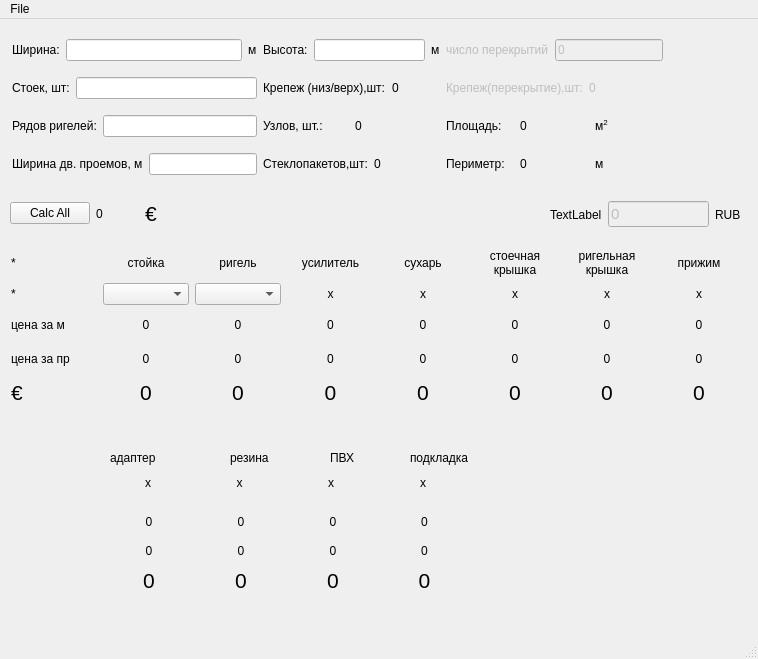
stogoff/facade, file main.ui: the form before one commit.
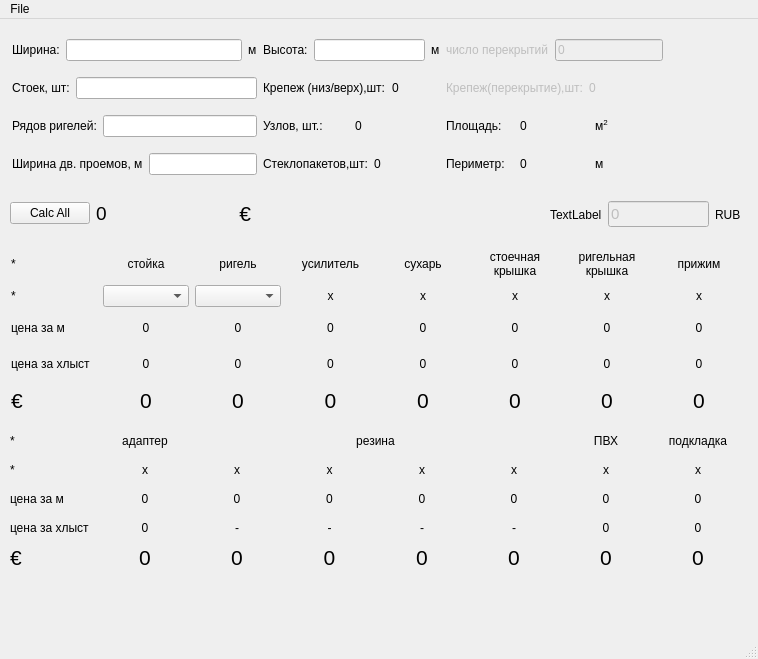
The form after the commit.

Commit message: calc adapters and rubber added

The edit to the form file:
```diff
--- a/main.ui
+++ b/main.ui
@@ -57,341 +57,13 @@
      </item>
     </layout>
    </widget>
-   <widget class="QLabel" name="label_52">
-    <property name="geometry">
-     <rect>
-      <x>110</x>
-      <y>430</y>
-      <width>67</width>
-      <height>17</height>
-     </rect>
-    </property>
-    <property name="text">
-     <string>адаптер</string>
-    </property>
-   </widget>
-   <widget class="QLabel" name="label_53">
-    <property name="geometry">
-     <rect>
-      <x>230</x>
-      <y>430</y>
-      <width>67</width>
-      <height>17</height>
-     </rect>
-    </property>
-    <property name="text">
-     <string>резина</string>
-    </property>
-   </widget>
-   <widget class="QLabel" name="label_54">
-    <property name="geometry">
-     <rect>
-      <x>330</x>
-      <y>430</y>
-      <width>67</width>
-      <height>17</height>
-     </rect>
-    </property>
-    <property name="text">
-     <string>ПВХ</string>
-    </property>
-   </widget>
-   <widget class="QLabel" name="label_55">
-    <property name="geometry">
-     <rect>
-      <x>410</x>
-      <y>430</y>
-      <width>81</width>
-      <height>17</height>
-     </rect>
-    </property>
-    <property name="text">
-     <string>подкладка</string>
-    </property>
-   </widget>
-   <widget class="QLabel" name="label_sum8">
-    <property name="geometry">
-     <rect>
-      <x>198</x>
-      <y>549</y>
-      <width>86</width>
-      <height>24</height>
-     </rect>
-    </property>
-    <property name="font">
-     <font>
-      <pointsize>16</pointsize>
-     </font>
-    </property>
-    <property name="text">
-     <string>0</string>
-    </property>
-    <property name="alignment">
-     <set>Qt::AlignCenter</set>
-    </property>
-   </widget>
-   <widget class="QLabel" name="label_38">
-    <property name="geometry">
-     <rect>
-      <x>198</x>
-      <y>520</y>
-      <width>86</width>
-      <height>23</height>
-     </rect>
-    </property>
-    <property name="text">
-     <string>0</string>
-    </property>
-    <property name="alignment">
-     <set>Qt::AlignCenter</set>
-    </property>
-   </widget>
-   <widget class="QLabel" name="label_41">
-    <property name="geometry">
-     <rect>
-      <x>106</x>
-      <y>491</y>
-      <width>86</width>
-      <height>23</height>
-     </rect>
-    </property>
-    <property name="text">
-     <string>0</string>
-    </property>
-    <property name="alignment">
-     <set>Qt::AlignCenter</set>
-    </property>
-   </widget>
-   <widget class="QLabel" name="label_sum7">
-    <property name="geometry">
-     <rect>
-      <x>106</x>
-      <y>549</y>
-      <width>86</width>
-      <height>24</height>
-     </rect>
-    </property>
-    <property name="font">
-     <font>
-      <pointsize>16</pointsize>
-     </font>
-    </property>
-    <property name="text">
-     <string>0</string>
-    </property>
-    <property name="alignment">
-     <set>Qt::AlignCenter</set>
-    </property>
-   </widget>
-   <widget class="QLabel" name="label_56">
-    <property name="geometry">
-     <rect>
-      <x>382</x>
-      <y>491</y>
-      <width>85</width>
-      <height>23</height>
-     </rect>
-    </property>
-    <property name="text">
-     <string>0</string>
-    </property>
-    <property name="alignment">
-     <set>Qt::AlignCenter</set>
-    </property>
-   </widget>
-   <widget class="QLabel" name="label_sum9">
-    <property name="geometry">
-     <rect>
-      <x>290</x>
-      <y>549</y>
-      <width>86</width>
-      <height>24</height>
-     </rect>
-    </property>
-    <property name="font">
-     <font>
-      <pointsize>16</pointsize>
-     </font>
-    </property>
-    <property name="text">
-     <string>0</string>
-    </property>
-    <property name="alignment">
-     <set>Qt::AlignCenter</set>
-    </property>
-   </widget>
-   <widget class="QLabel" name="label_sum10">
-    <property name="geometry">
-     <rect>
-      <x>382</x>
-      <y>549</y>
-      <width>85</width>
-      <height>24</height>
-     </rect>
-    </property>
-    <property name="font">
-     <font>
-      <pointsize>16</pointsize>
-     </font>
-    </property>
-    <property name="text">
-     <string>0</string>
-    </property>
-    <property name="alignment">
-     <set>Qt::AlignCenter</set>
-    </property>
-   </widget>
-   <widget class="QLabel" name="label_44">
-    <property name="geometry">
-     <rect>
-      <x>106</x>
-      <y>520</y>
-      <width>86</width>
-      <height>23</height>
-     </rect>
-    </property>
-    <property name="text">
-     <string>0</string>
-    </property>
-    <property name="alignment">
-     <set>Qt::AlignCenter</set>
-    </property>
-   </widget>
-   <widget class="QLabel" name="label_57">
-    <property name="geometry">
-     <rect>
-      <x>382</x>
-      <y>520</y>
-      <width>85</width>
-      <height>23</height>
-     </rect>
-    </property>
-    <property name="text">
-     <string>0</string>
-    </property>
-    <property name="alignment">
-     <set>Qt::AlignCenter</set>
-    </property>
-   </widget>
-   <widget class="QLabel" name="label_46">
-    <property name="geometry">
-     <rect>
-      <x>198</x>
-      <y>491</y>
-      <width>86</width>
-      <height>23</height>
-     </rect>
-    </property>
-    <property name="text">
-     <string>0</string>
-    </property>
-    <property name="alignment">
-     <set>Qt::AlignCenter</set>
-    </property>
-   </widget>
-   <widget class="QLabel" name="label_58">
-    <property name="geometry">
-     <rect>
-      <x>290</x>
-      <y>491</y>
-      <width>86</width>
-      <height>23</height>
-     </rect>
-    </property>
-    <property name="text">
-     <string>0</string>
-    </property>
-    <property name="alignment">
-     <set>Qt::AlignCenter</set>
-    </property>
-   </widget>
-   <widget class="QLabel" name="label_59">
-    <property name="geometry">
-     <rect>
-      <x>290</x>
-      <y>520</y>
-      <width>86</width>
-      <height>23</height>
-     </rect>
-    </property>
-    <property name="text">
-     <string>0</string>
-    </property>
-    <property name="alignment">
-     <set>Qt::AlignCenter</set>
-    </property>
-   </widget>
-   <widget class="QLabel" name="label_60">
-    <property name="geometry">
-     <rect>
-      <x>197</x>
-      <y>450</y>
-      <width>85</width>
-      <height>27</height>
-     </rect>
-    </property>
-    <property name="text">
-     <string>x</string>
-    </property>
-    <property name="alignment">
-     <set>Qt::AlignCenter</set>
-    </property>
-   </widget>
-   <widget class="QLabel" name="label_61">
-    <property name="geometry">
-     <rect>
-      <x>105</x>
-      <y>450</y>
-      <width>86</width>
-      <height>27</height>
-     </rect>
-    </property>
-    <property name="text">
-     <string>x</string>
-    </property>
-    <property name="alignment">
-     <set>Qt::AlignCenter</set>
-    </property>
-   </widget>
-   <widget class="QLabel" name="label_62">
-    <property name="geometry">
-     <rect>
-      <x>288</x>
-      <y>450</y>
-      <width>86</width>
-      <height>27</height>
-     </rect>
-    </property>
-    <property name="text">
-     <string>x</string>
-    </property>
-    <property name="alignment">
-     <set>Qt::AlignCenter</set>
-    </property>
-   </widget>
-   <widget class="QLabel" name="label_63">
-    <property name="geometry">
-     <rect>
-      <x>380</x>
-      <y>450</y>
-      <width>86</width>
-      <height>27</height>
-     </rect>
-    </property>
-    <property name="text">
-     <string>x</string>
-    </property>
-    <property name="alignment">
-     <set>Qt::AlignCenter</set>
-    </property>
-   </widget>
    <widget class="QWidget" name="layoutWidget">
     <property name="geometry">
      <rect>
       <x>11</x>
       <y>230</y>
       <width>731</width>
-      <height>157</height>
+      <height>166</height>
      </rect>
     </property>
     <layout class="QGridLayout" name="gridLayout">
@@ -604,6 +276,13 @@
        </property>
       </widget>
      </item>
+     <item row="3" column="0">
+      <widget class="QLabel" name="label_10">
+       <property name="text">
+        <string>цена за хлыст</string>
+       </property>
+      </widget>
+     </item>
      <item row="2" column="6">
       <widget class="QLabel" name="label_35">
        <property name="text">
@@ -624,13 +303,6 @@
        </property>
       </widget>
      </item>
-     <item row="3" column="0">
-      <widget class="QLabel" name="label_10">
-       <property name="text">
-        <string>цена за пр</string>
-       </property>
-      </widget>
-     </item>
      <item row="3" column="1">
       <widget class="QLabel" name="label_21">
        <property name="text">
@@ -1073,7 +745,7 @@
      <rect>
       <x>10</x>
       <y>180</y>
-      <width>178</width>
+      <width>241</width>
       <height>29</height>
      </rect>
     </property>
@@ -1087,6 +759,11 @@
      </item>
      <item>
       <widget class="QLabel" name="label_total">
+       <property name="font">
+        <font>
+         <pointsize>14</pointsize>
+        </font>
+       </property>
        <property name="text">
         <string>0</string>
        </property>
@@ -1102,6 +779,416 @@
        <property name="text">
         <string>€</string>
        </property>
+       <property name="alignment">
+        <set>Qt::AlignRight|Qt::AlignTrailing|Qt::AlignVCenter</set>
+       </property>
+      </widget>
+     </item>
+    </layout>
+   </widget>
+   <widget class="QWidget" name="">
+    <property name="geometry">
+     <rect>
+      <x>10</x>
+      <y>410</y>
+      <width>731</width>
+      <height>141</height>
+     </rect>
+    </property>
+    <layout class="QGridLayout" name="gridLayout_3">
+     <item row="4" column="2">
+      <widget class="QLabel" name="label_sum8">
+       <property name="font">
+        <font>
+         <pointsize>16</pointsize>
+        </font>
+       </property>
+       <property name="text">
+        <string>0</string>
+       </property>
+       <property name="alignment">
+        <set>Qt::AlignCenter</set>
+       </property>
+      </widget>
+     </item>
+     <item row="4" column="3">
+      <widget class="QLabel" name="label_sum8_2">
+       <property name="font">
+        <font>
+         <pointsize>16</pointsize>
+        </font>
+       </property>
+       <property name="text">
+        <string>0</string>
+       </property>
+       <property name="alignment">
+        <set>Qt::AlignCenter</set>
+       </property>
+      </widget>
+     </item>
+     <item row="3" column="6">
+      <widget class="QLabel" name="label_59">
+       <property name="text">
+        <string>0</string>
+       </property>
+       <property name="alignment">
+        <set>Qt::AlignCenter</set>
+       </property>
+      </widget>
+     </item>
+     <item row="3" column="7">
+      <widget class="QLabel" name="label_57">
+       <property name="text">
+        <string>0</string>
+       </property>
+       <property name="alignment">
+        <set>Qt::AlignCenter</set>
+       </property>
+      </widget>
+     </item>
+     <item row="4" column="0">
+      <widget class="QLabel" name="label_sum2_8">
+       <property name="font">
+        <font>
+         <pointsize>16</pointsize>
+        </font>
+       </property>
+       <property name="text">
+        <string>€</string>
+       </property>
+      </widget>
+     </item>
+     <item row="4" column="1">
+      <widget class="QLabel" name="label_sum7">
+       <property name="font">
+        <font>
+         <pointsize>16</pointsize>
+        </font>
+       </property>
+       <property name="text">
+        <string>0</string>
+       </property>
+       <property name="alignment">
+        <set>Qt::AlignCenter</set>
+       </property>
+      </widget>
+     </item>
+     <item row="0" column="0">
+      <widget class="QLabel" name="label_72">
+       <property name="text">
+        <string>*</string>
+       </property>
+      </widget>
+     </item>
+     <item row="1" column="3">
+      <widget class="QLabel" name="label_64">
+       <property name="text">
+        <string>x</string>
+       </property>
+       <property name="alignment">
+        <set>Qt::AlignCenter</set>
+       </property>
+      </widget>
+     </item>
+     <item row="2" column="3">
+      <widget class="QLabel" name="label_65">
+       <property name="text">
+        <string>0</string>
+       </property>
+       <property name="alignment">
+        <set>Qt::AlignCenter</set>
+       </property>
+      </widget>
+     </item>
+     <item row="0" column="6">
+      <widget class="QLabel" name="label_54">
+       <property name="text">
+        <string>ПВХ</string>
+       </property>
+       <property name="alignment">
+        <set>Qt::AlignCenter</set>
+       </property>
+      </widget>
+     </item>
+     <item row="3" column="1">
+      <widget class="QLabel" name="label_44">
+       <property name="text">
+        <string>0</string>
+       </property>
+       <property name="alignment">
+        <set>Qt::AlignCenter</set>
+       </property>
+      </widget>
+     </item>
+     <item row="3" column="2">
+      <widget class="QLabel" name="label_38">
+       <property name="text">
+        <string>-</string>
+       </property>
+       <property name="alignment">
+        <set>Qt::AlignCenter</set>
+       </property>
+      </widget>
+     </item>
+     <item row="3" column="3">
+      <widget class="QLabel" name="label_40">
+       <property name="text">
+        <string>-</string>
+       </property>
+       <property name="alignment">
+        <set>Qt::AlignCenter</set>
+       </property>
+      </widget>
+     </item>
+     <item row="3" column="4">
+      <widget class="QLabel" name="label_67">
+       <property name="text">
+        <string>-</string>
+       </property>
+       <property name="alignment">
+        <set>Qt::AlignCenter</set>
+       </property>
+      </widget>
+     </item>
+     <item row="4" column="7">
+      <widget class="QLabel" name="label_sum10">
+       <property name="font">
+        <font>
+         <pointsize>16</pointsize>
+        </font>
+       </property>
+       <property name="text">
+        <string>0</string>
+       </property>
+       <property name="alignment">
+        <set>Qt::AlignCenter</set>
+       </property>
+      </widget>
+     </item>
+     <item row="2" column="2">
+      <widget class="QLabel" name="label_46">
+       <property name="text">
+        <string>0</string>
+       </property>
+       <property name="alignment">
+        <set>Qt::AlignCenter</set>
+       </property>
+      </widget>
+     </item>
+     <item row="1" column="0">
+      <widget class="QLabel" name="label_74">
+       <property name="text">
+        <string>*</string>
+       </property>
+      </widget>
+     </item>
+     <item row="0" column="7">
+      <widget class="QLabel" name="label_55">
+       <property name="text">
+        <string>подкладка</string>
+       </property>
+       <property name="alignment">
+        <set>Qt::AlignCenter</set>
+       </property>
+      </widget>
+     </item>
+     <item row="2" column="6">
+      <widget class="QLabel" name="label_58">
+       <property name="text">
+        <string>0</string>
+       </property>
+       <property name="alignment">
+        <set>Qt::AlignCenter</set>
+       </property>
+      </widget>
+     </item>
+     <item row="2" column="1">
+      <widget class="QLabel" name="label_41">
+       <property name="text">
+        <string>0</string>
+       </property>
+       <property name="alignment">
+        <set>Qt::AlignCenter</set>
+       </property>
+      </widget>
+     </item>
+     <item row="1" column="1">
+      <widget class="QLabel" name="label_61">
+       <property name="text">
+        <string>x</string>
+       </property>
+       <property name="alignment">
+        <set>Qt::AlignCenter</set>
+       </property>
+      </widget>
+     </item>
+     <item row="1" column="2">
+      <widget class="QLabel" name="label_60">
+       <property name="text">
+        <string>x</string>
+       </property>
+       <property name="alignment">
+        <set>Qt::AlignCenter</set>
+       </property>
+      </widget>
+     </item>
+     <item row="3" column="0">
+      <widget class="QLabel" name="label_71">
+       <property name="text">
+        <string>цена за хлыст</string>
+       </property>
+      </widget>
+     </item>
+     <item row="2" column="0">
+      <widget class="QLabel" name="label_73">
+       <property name="text">
+        <string>цена за м</string>
+       </property>
+      </widget>
+     </item>
+     <item row="0" column="1">
+      <widget class="QLabel" name="label_52">
+       <property name="text">
+        <string>адаптер</string>
+       </property>
+       <property name="alignment">
+        <set>Qt::AlignCenter</set>
+       </property>
+      </widget>
+     </item>
+     <item row="2" column="4">
+      <widget class="QLabel" name="label_69">
+       <property name="text">
+        <string>0</string>
+       </property>
+       <property name="alignment">
+        <set>Qt::AlignCenter</set>
+       </property>
+      </widget>
+     </item>
+     <item row="2" column="7">
+      <widget class="QLabel" name="label_56">
+       <property name="text">
+        <string>0</string>
+       </property>
+       <property name="alignment">
+        <set>Qt::AlignCenter</set>
+       </property>
+      </widget>
+     </item>
+     <item row="4" column="4">
+      <widget class="QLabel" name="label_sum8_3">
+       <property name="font">
+        <font>
+         <pointsize>16</pointsize>
+        </font>
+       </property>
+       <property name="text">
+        <string>0</string>
+       </property>
+       <property name="alignment">
+        <set>Qt::AlignCenter</set>
+       </property>
+      </widget>
+     </item>
+     <item row="4" column="6">
+      <widget class="QLabel" name="label_sum9">
+       <property name="font">
+        <font>
+         <pointsize>16</pointsize>
+        </font>
+       </property>
+       <property name="text">
+        <string>0</string>
+       </property>
+       <property name="alignment">
+        <set>Qt::AlignCenter</set>
+       </property>
+      </widget>
+     </item>
+     <item row="1" column="7">
+      <widget class="QLabel" name="label_63">
+       <property name="text">
+        <string>x</string>
+       </property>
+       <property name="alignment">
+        <set>Qt::AlignCenter</set>
+       </property>
+      </widget>
+     </item>
+     <item row="1" column="6">
+      <widget class="QLabel" name="label_62">
+       <property name="text">
+        <string>x</string>
+       </property>
+       <property name="alignment">
+        <set>Qt::AlignCenter</set>
+       </property>
+      </widget>
+     </item>
+     <item row="1" column="5">
+      <widget class="QLabel" name="label_68">
+       <property name="text">
+        <string>x</string>
+       </property>
+       <property name="alignment">
+        <set>Qt::AlignCenter</set>
+       </property>
+      </widget>
+     </item>
+     <item row="1" column="4">
+      <widget class="QLabel" name="label_70">
+       <property name="text">
+        <string>x</string>
+       </property>
+       <property name="alignment">
+        <set>Qt::AlignCenter</set>
+       </property>
+      </widget>
+     </item>
+     <item row="0" column="2" colspan="4">
+      <widget class="QLabel" name="label_66">
+       <property name="text">
+        <string>резина</string>
+       </property>
+       <property name="alignment">
+        <set>Qt::AlignCenter</set>
+       </property>
+      </widget>
+     </item>
+     <item row="2" column="5">
+      <widget class="QLabel" name="label_75">
+       <property name="text">
+        <string>0</string>
+       </property>
+       <property name="alignment">
+        <set>Qt::AlignCenter</set>
+       </property>
+      </widget>
+     </item>
+     <item row="3" column="5">
+      <widget class="QLabel" name="label_76">
+       <property name="text">
+        <string>-</string>
+       </property>
+       <property name="alignment">
+        <set>Qt::AlignCenter</set>
+       </property>
+      </widget>
+     </item>
+     <item row="4" column="5">
+      <widget class="QLabel" name="label_sum8_4">
+       <property name="font">
+        <font>
+         <pointsize>16</pointsize>
+        </font>
+       </property>
+       <property name="text">
+        <string>0</string>
+       </property>
+       <property name="alignment">
+        <set>Qt::AlignCenter</set>
+       </property>
       </widget>
      </item>
     </layout>
```
Left out of the diff: 117 changed lines with no effect on the pictures. The commit also changes 2 other files.
